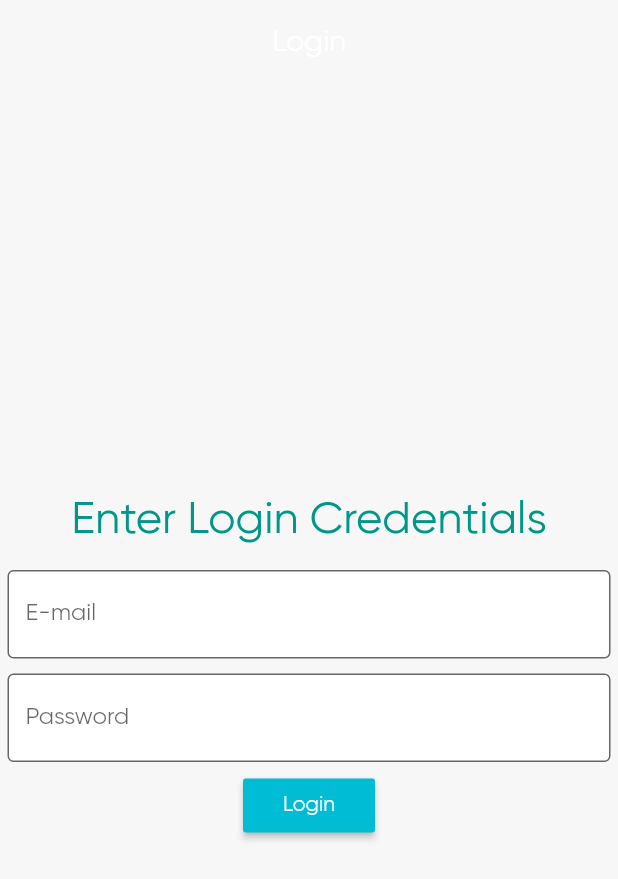
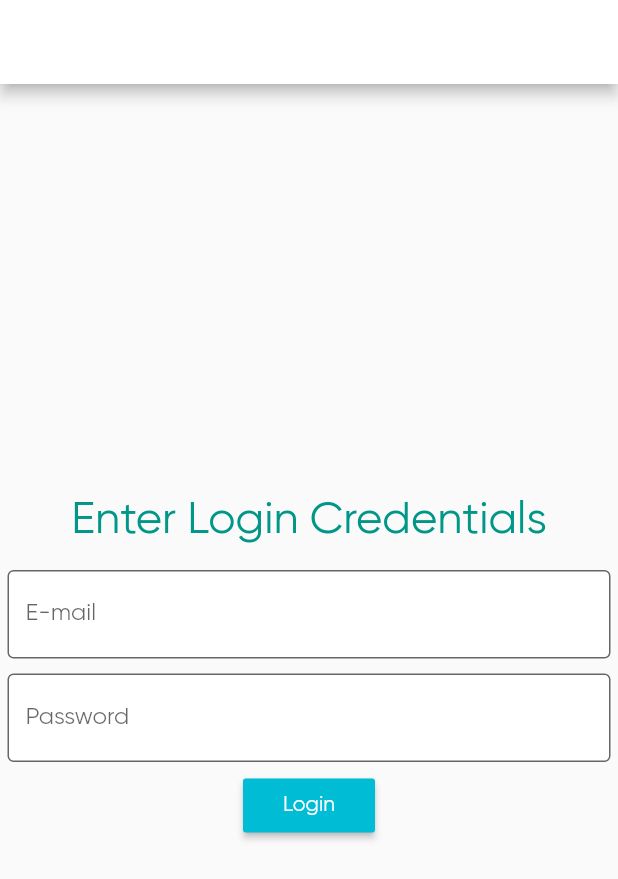
Before and after one commit to maripbekoff/Umit-app, a Flutter app: the screen it shows after launch, on a phone screen of 412 x 824 dp. Shown: the top 879 px of the screen. Run offline on Flutter 3.47's test engine with Material 2 defaults, Android fonts, the phone set to English and light mode, and no system bars; our stand-ins replace bloc, cloud_firestore, equatable, firebase_auth, flutter_bloc, flutter_html and 2 more; accounts and stored records are empty.

Commit message:
themes adapt

```diff
--- a/lib/main.dart
+++ b/lib/main.dart
@@ -1,59 +1,4 @@
 import 'package:flutter/material.dart';
-import 'package:flutter_bloc/flutter_bloc.dart';
-import 'package:umit/repositories/user_repository.dart';
-import 'package:umit/src/blocs/logOutBloc/bloc.dart';
-import 'package:umit/ui/pages/login_page.dart';
-import 'package:umit/ui/pages/main_page.dart';
-import 'package:umit/ui/pages/splash_screen_page.dart';
-
-import 'src/blocs/authBloc/bloc.dart';
+import 'package:umit/ui/pages/app.dart';
 
 void main() => runApp(MyApp());
-
-class MyApp extends StatelessWidget {
-  UserRepository userRepository;
-
-  @override
-  Widget build(BuildContext context) {
-    return MaterialApp(
-      debugShowCheckedModeBanner: false,
-      theme: ThemeData(
-        fontFamily: "Gilroy",
-        accentColor: Color(0xFF0097FF),
-        scaffoldBackgroundColor: Color(0xFFF7F7F7),
-        appBarTheme: AppBarTheme(
-          color: Colors.transparent,
-          elevation: 0,
-          iconTheme: IconThemeData(
-            color: Colors.black,
-            size: 40,
-          ),
-        ),
-      ),
-      home: BlocProvider(
-          create: (BuildContext context) => AuthBloc()..add(AppStartedEvent()),
-          child: App(userRepository: userRepository)),
-    );
-  }
-}
-
-class App extends StatelessWidget {
-  UserRepository userRepository;
-
-  App({@required this.userRepository});
-
-  @override
-  Widget build(BuildContext context) {
-    return BlocBuilder<AuthBloc, AuthState>(
-      builder: (BuildContext context, AuthState state) {
-        if (state is AuthInitialState) {
-          return SplashScreenPage();
-        } else if (state is AuthenticatedState) {
-          return MainPage(userRepository: userRepository);
-        } else if (state is UnAuthenticatedState) {
-          return LoginPageParent(userRepository: userRepository);
-        }
-      },
-    );
-  }
-}
--- a/lib/src/blocs/themeBloc/theme_bloc.dart
+++ b/lib/src/blocs/themeBloc/theme_bloc.dart
@@ -5,13 +5,12 @@ import './bloc.dart';
 class ThemeBloc extends Bloc<ThemeEvent, ThemeState> {
   @override
   ThemeState get initialState =>
-      ThemeState(themeData: themeData[AppTheme.Light]);
+      ThemeChangedState(themeData: themeData[AppTheme.Default]);
 
   @override
   Stream<ThemeState> mapEventToState(ThemeEvent event) async* {
     if (event is ThemeChanged) {
-      print(event.theme);
-      yield ThemeState(themeData: themeData[event.theme]);
+      yield ThemeChangedState(themeData: themeData[event.theme]);
     }
   }
 }
--- a/lib/src/blocs/themeBloc/theme_event.dart
+++ b/lib/src/blocs/themeBloc/theme_event.dart
@@ -5,10 +5,10 @@ import 'package:umit/src/global/themes.dart';
 abstract class ThemeEvent extends Equatable {}
 
 class ThemeChanged extends ThemeEvent {
-  final AppTheme theme;
+  AppTheme theme;
 
   ThemeChanged({@required this.theme});
 
   @override
-  List<Object> get props => [theme];
+  List<Object> get props => null;
 }
--- a/lib/src/blocs/themeBloc/theme_state.dart
+++ b/lib/src/blocs/themeBloc/theme_state.dart
@@ -2,10 +2,12 @@ import 'package:equatable/equatable.dart';
 import 'package:flutter/material.dart';
 import 'package:meta/meta.dart';
 
-class ThemeState extends Equatable {
+abstract class ThemeState extends Equatable {}
+
+class ThemeChangedState extends ThemeState {
   final ThemeData themeData;
 
-  ThemeState({@required this.themeData}) ;
+  ThemeChangedState({@required this.themeData});
 
   @override
   List<Object> get props => [themeData];
--- a/lib/src/global/themes.dart
+++ b/lib/src/global/themes.dart
@@ -1,9 +1,15 @@
 import 'package:flutter/material.dart';
 
-enum AppTheme { Light, Dark, BlueLight, BlueDark }
+enum AppTheme { Default, Dark, BlueLight, BlueDark }
 
 final themeData = {
-  AppTheme.Light: ThemeData.light(),
+  AppTheme.Default: ThemeData(
+    fontFamily: 'Gilroy',
+    backgroundColor: Colors.white,
+    appBarTheme: AppBarTheme(
+      color: Colors.white,
+    ),
+  ),
   AppTheme.Dark: ThemeData.dark(),
   AppTheme.BlueLight: ThemeData(
     brightness: Brightness.light,
--- /dev/null
+++ b/lib/ui/pages/app.dart
@@ -0,0 +1,55 @@
+
+import 'package:flutter/material.dart';
+import 'package:flutter_bloc/flutter_bloc.dart';
+import 'package:umit/repositories/user_repository.dart';
+import 'package:umit/src/blocs/authBloc/bloc.dart';
+import 'package:umit/src/blocs/themeBloc/bloc.dart';
+import 'package:umit/ui/pages/login_page.dart';
+import 'package:umit/ui/pages/main_page.dart';
+import 'package:umit/ui/pages/splash_screen_page.dart';
+
+class MyApp extends StatelessWidget {
+  UserRepository userRepository;
+
+  @override
+  Widget build(BuildContext context) {
+    return BlocProvider(
+      create: (BuildContext context) => ThemeBloc(),
+      child: BlocBuilder<ThemeBloc, ThemeState>(
+        builder: (BuildContext context, ThemeState state) {
+          if (state is ThemeChangedState)
+            return MaterialApp(
+              debugShowCheckedModeBanner: false,
+              theme: state.themeData,
+              home: BlocProvider(
+                create: (BuildContext context) =>
+                    AuthBloc()..add(AppStartedEvent()),
+                child: App(userRepository: userRepository),
+              ),
+            );
+        },
+      ),
+    );
+  }
+}
+
+class App extends StatelessWidget {
+  UserRepository userRepository;
+
+  App({@required this.userRepository});
+
+  @override
+  Widget build(BuildContext context) {
+    return BlocBuilder<AuthBloc, AuthState>(
+      builder: (BuildContext context, AuthState state) {
+        if (state is AuthInitialState) {
+          return SplashScreenPage();
+        } else if (state is AuthenticatedState) {
+          return MainPage(userRepository: userRepository);
+        } else if (state is UnAuthenticatedState) {
+          return LoginPageParent(userRepository: userRepository);
+        }
+      },
+    );
+  }
+}
--- a/lib/ui/pages/main_page.dart
+++ b/lib/ui/pages/main_page.dart
@@ -1,5 +1,4 @@
 import 'package:flutter/material.dart';
-import 'package:flutter_bloc/flutter_bloc.dart';
 import 'package:umit/repositories/user_repository.dart';
 import 'package:umit/src/blocs/logOutBloc/bloc.dart';
 import 'package:umit/ui/pages/navigation/favorite_page.dart';
@@ -20,7 +19,7 @@ class MainPage extends StatefulWidget {
 class _MainPageState extends State<MainPage> {
   int _selectedIndex = 2;
 
-  static UserRepository userRepository;
+  UserRepository userRepository;
 
   List<Widget> _widgetOptions = <Widget>[
     FavoritePage(),
--- a/lib/ui/pages/navigation/settings_page/insets/adaptation_page.dart
+++ b/lib/ui/pages/navigation/settings_page/insets/adaptation_page.dart
@@ -5,9 +5,12 @@ import 'package:umit/src/global/themes.dart';
 
 class AdaptationPage extends StatelessWidget {
   bool _isSwitched = false;
+  ThemeBloc themeBloc;
 
   @override
   Widget build(BuildContext context) {
+    themeBloc = BlocProvider.of<ThemeBloc>(context);
+
     return SafeArea(
       child: Scaffold(
         appBar: AppBar(
@@ -34,8 +37,7 @@ class AdaptationPage extends StatelessWidget {
                     itemTheme.toString(),
                     style: themeData[itemTheme].textTheme.body1,
                   ),
-                  onTap: () => BlocProvider.of<ThemeBloc>(context)
-                      .add(ThemeChanged(theme: itemTheme)),
+                  onTap: () => themeBloc.add(ThemeChanged(theme: itemTheme)),
                 ),
               );
             },
```
Also changed, not shown: lib/ui/pages/navigation/chapters_page/chapter_page.dart (line endings or trailing spaces).
